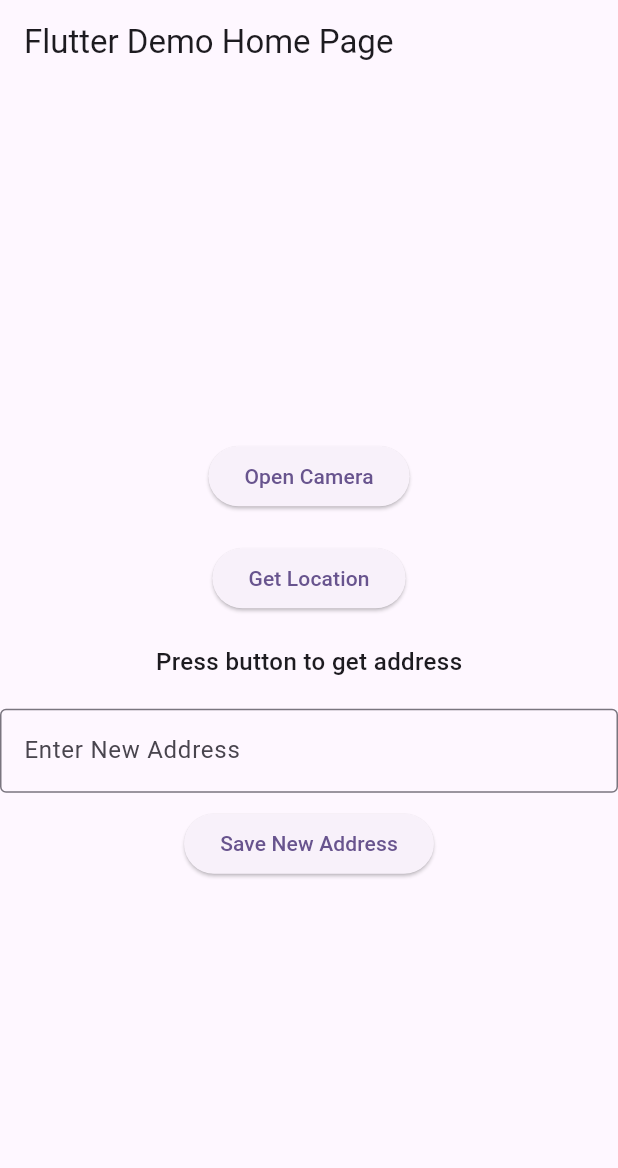
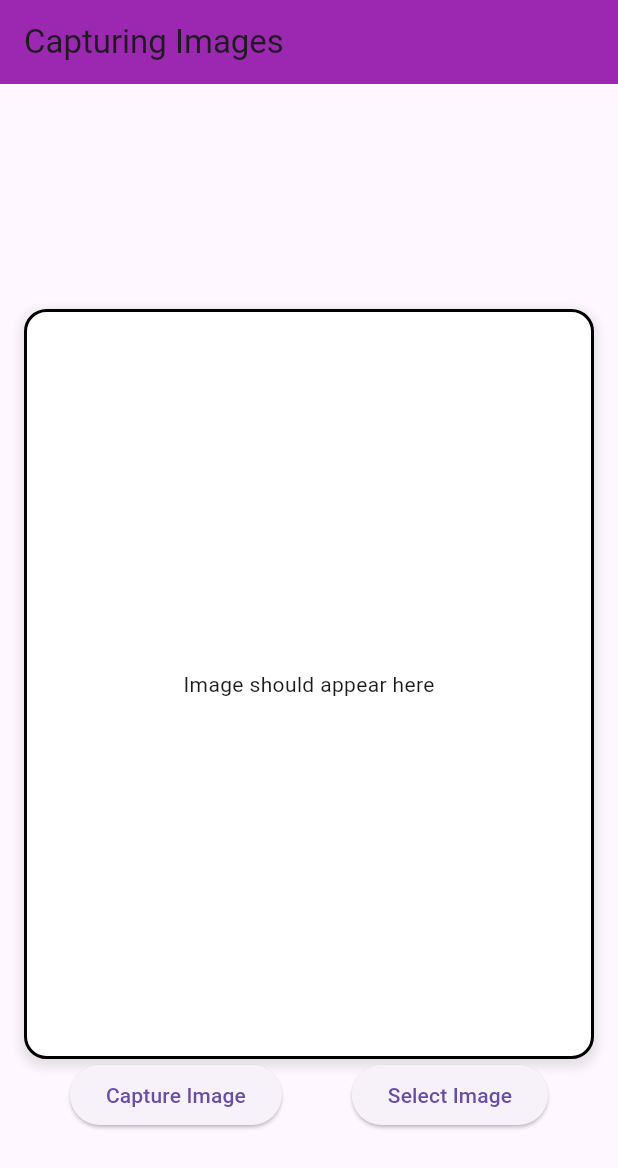
Before and after one commit to WelsonAA/lab-flutter-4, a Flutter app: the screen it shows after launch, on a phone screen of 412 x 824 dp. Shown: the top 1168 px of the screen. Run offline on Flutter 3.47's test engine with Material 3 defaults, Android fonts, the phone set to English and light mode, and no system bars; our stand-ins replace camera, permission_handler, shared_preferences.

Commit message:
lab done

```diff
--- a/lib/camera_screen.dart
+++ b/lib/camera_screen.dart
@@ -1,9 +1,12 @@
 import 'package:flutter/material.dart';
 import 'package:permission_handler/permission_handler.dart';
 import 'package:camera/camera.dart';
+import 'dart:io';
 
 class CameraScreen extends StatefulWidget {
-  const CameraScreen({super.key});
+  final Function(File) onImageCaptured; // Callback to return the image
+
+  const CameraScreen({super.key, required this.onImageCaptured});
 
   @override
   _CameraScreenState createState() => _CameraScreenState();
@@ -40,6 +43,14 @@ class _CameraScreenState extends State<CameraScreen> {
     }
   }
 
+  Future<void> _captureImage() async {
+    if (_controller != null) {
+      final XFile file = await _controller!.takePicture();
+      widget.onImageCaptured(File(file.path)); // Return the captured image to the parent screen
+      Navigator.pop(context); // Return to the previous screen after capturing the image
+    }
+  }
+
   @override
   Widget build(BuildContext context) {
     if (!_isCameraReady) {
@@ -58,9 +69,7 @@ class _CameraScreenState extends State<CameraScreen> {
             child: CameraPreview(_controller!),
           ),
           ElevatedButton(
-            onPressed: () {
-              // Handle taking a photo or other camera actions
-            },
+            onPressed: _captureImage,
             child: const Text("Capture"),
           ),
         ],
--- a/lib/main.dart
+++ b/lib/main.dart
@@ -1,175 +1,126 @@
+import 'dart:io';
+
 import 'package:flutter/material.dart';
-import 'package:geolocator/geolocator.dart';
-import 'package:geocoding/geocoding.dart';
-import 'package:permission_handler/permission_handler.dart';
-import 'package:shared_preferences/shared_preferences.dart'; // Import shared_preferences
+import 'package:shared_preferences/shared_preferences.dart';
+import 'camera_screen.dart';
 
 void main() {
   runApp(const MyApp());
 }
 
 class MyApp extends StatelessWidget {
-  const MyApp({super.key});
+  const MyApp({Key? key}) : super(key: key);
 
   @override
   Widget build(BuildContext context) {
     return MaterialApp(
-      title: 'Flutter Demo',
-      theme: ThemeData(
-        colorScheme: ColorScheme.fromSeed(seedColor: Colors.deepPurple),
-        useMaterial3: true,
-      ),
-      home: const MyHomePage(title: 'Flutter Demo Home Page'),
+      debugShowCheckedModeBanner: false,
+      home: ImageCaptureScreen(),
     );
   }
 }
 
-class MyHomePage extends StatefulWidget {
-  const MyHomePage({super.key, required this.title});
-
-  final String title;
-
+class ImageCaptureScreen extends StatefulWidget {
   @override
-  State<MyHomePage> createState() => _MyHomePageState();
+  _ImageCaptureScreenState createState() => _ImageCaptureScreenState();
 }
 
-class _MyHomePageState extends State<MyHomePage> {
-  String _address = 'Press button to get address';
-  TextEditingController _addressController = TextEditingController();
+class _ImageCaptureScreenState extends State<ImageCaptureScreen> {
+  File? _imageFile;
 
   @override
   void initState() {
     super.initState();
-    _loadAddress(); // Load the stored address when the app starts
+    _loadSavedImage();
   }
 
-  // Function to load stored address from SharedPreferences
-  Future<void> _loadAddress() async {
+  Future<void> _loadSavedImage() async {
     SharedPreferences prefs = await SharedPreferences.getInstance();
-    String? storedAddress = prefs.getString('address');
-    if (storedAddress != null) {
+    String? imagePath = prefs.getString('saved_image');
+    if (imagePath != null && File(imagePath).existsSync()) {
       setState(() {
-        _address = storedAddress;
+        _imageFile = File(imagePath);
       });
     }
   }
 
-  // Function to check and request location permission
-  Future<void> _checkLocationPermission() async {
-    var status = await Permission.location.status;
-
-    if (status.isGranted) {
-      _getLocation();
-    } else if (status.isDenied) {
-      var result = await Permission.location.request();
-      if (result.isGranted) {
-        _getLocation();
-      } else if (result.isPermanentlyDenied) {
-        ScaffoldMessenger.of(context).showSnackBar(
-          const SnackBar(
-            content: Text(
-                "Location permission is permanently denied. Please enable it in settings."),
-          ),
-        );
-        openAppSettings();
-      } else {
-        ScaffoldMessenger.of(context).showSnackBar(
-          const SnackBar(content: Text("Location permission is required.")),
-        );
-      }
-    } else if (status.isPermanentlyDenied) {
-      ScaffoldMessenger.of(context).showSnackBar(
-        const SnackBar(
-          content: Text(
-              "Location permission is permanently denied. Please enable it in settings."),
-        ),
-      );
-      openAppSettings();
-    }
-  }
-
-  // Function to get the location and reverse geocode it
-  Future<void> _getLocation() async {
-    Position position = await Geolocator.getCurrentPosition(
-      desiredAccuracy: LocationAccuracy.high,
-    );
-
-    List<Placemark> placemarks = await placemarkFromCoordinates(
-      position.latitude,
-      position.longitude,
-    );
-
+  // Callback function to handle image captured from CameraScreen
+  void _handleImageCaptured(File image) async {
     setState(() {
-      _address = '${placemarks.first.street}, '
-          '${placemarks.first.locality}, '
-          '${placemarks.first.administrativeArea}, '
-          '${placemarks.first.country}';
+      _imageFile = image;
     });
-
-    // Save the address in SharedPreferences
     SharedPreferences prefs = await SharedPreferences.getInstance();
-    prefs.setString('address', _address);
-  }
-
-  // Function to save a new address to SharedPreferences
-  Future<void> _saveNewAddress() async {
-    String newAddress = _addressController.text;
-    if (newAddress.isNotEmpty) {
-      SharedPreferences prefs = await SharedPreferences.getInstance();
-      prefs.setString('address', newAddress);
-      setState(() {
-        _address = newAddress;
-      });
-      ScaffoldMessenger.of(context).showSnackBar(
-        const SnackBar(content: Text("Address saved successfully!")),
-      );
-    } else {
-      ScaffoldMessenger.of(context).showSnackBar(
-        const SnackBar(content: Text("Please enter a valid address.")),
-      );
-    }
+    prefs.setString('saved_image', image.path);
   }
 
   @override
   Widget build(BuildContext context) {
     return Scaffold(
-      appBar: AppBar(title: Text(widget.title)),
-      body: Center(
-        child: Column(
-          mainAxisAlignment: MainAxisAlignment.center,
-          children: <Widget>[
-            ElevatedButton(
-              onPressed: () {
-                // You can navigate to the camera screen as before
-                // Navigator.push(context, MaterialPageRoute(builder: (context) => const CameraScreen()));
-              },
-              child: const Text("Open Camera"),
+      appBar: AppBar(
+        title: const Text('Capturing Images'),
+        backgroundColor: Colors.purple,
+      ),
+      body: Column(
+        children: [SizedBox(width: 150,height: 150),
+          Center(
+            child: Container(
+              width: 380,
+              height: 500,
+              decoration: BoxDecoration(
+                color: Colors.white, // Set the background color to white
+                border: Border.all(
+                  color: Colors.black, // Black border color
+                  width: 2, // Border width
+                ),
+                borderRadius: BorderRadius.circular(15), // Rounded corners
+                boxShadow: [
+                  BoxShadow(
+                    color: Colors.black.withOpacity(0.1), // Subtle shadow
+                    spreadRadius: 2, // Spread of the shadow
+                    blurRadius: 5, // Blur effect for the shadow
+                    offset: const Offset(0, 3), // Shadow position
+                  ),
+                ],
+              ),
+              child: _imageFile != null
+                  ? ClipRRect(
+                borderRadius: BorderRadius.circular(15), // Match border radius for rounded corners
+                child: Image.file(
+                  _imageFile!,
+                  fit: BoxFit.cover,
+                ),
+              )
+                  : const Center(child: Text('Image should appear here')),
             ),
-            const SizedBox(height: 20),
-            ElevatedButton(
-              onPressed: _checkLocationPermission, // Check location permission
-              child: const Text("Get Location"),
-            ),
-            const SizedBox(height: 20),
-            Text(
-              _address, // Display the current address
-              style: const TextStyle(fontSize: 16, fontWeight: FontWeight.w500),
-            ),
-            const SizedBox(height: 20),
-            TextField(
-              controller: _addressController,
-              decoration: const InputDecoration(
-                labelText: 'Enter New Address',
-                border: OutlineInputBorder(),
+          ),
+
+
+
+          Row(
+            mainAxisAlignment: MainAxisAlignment.spaceEvenly,
+            children: [
+              ElevatedButton(
+                onPressed: () {
+                  Navigator.push(
+                    context,
+                    MaterialPageRoute(
+                      builder: (context) => CameraScreen(
+                        onImageCaptured: _handleImageCaptured, // Pass callback to CameraScreen
+                      ),
+                    ),
+                  );
+                },
+                child: const Text('Capture Image'),
               ),
-            ),
-            const SizedBox(height: 10),
-            ElevatedButton(
-              onPressed: _saveNewAddress, // Save new address to SharedPreferences
-              child: const Text("Save New Address"),
-            ),
-          ],
-        ),
+              ElevatedButton(
+                onPressed: () {
+
+                },
+                child: const Text('Select Image'),
+              ),
+            ],
+          ),
+        ],
       ),
     );
   }
--- a/pubspec.yaml
+++ b/pubspec.yaml
@@ -30,14 +30,10 @@ environment:
 dependencies:
   flutter:
     sdk: flutter
-  sqflite: ^2.4.1
-  sqflite_common_ffi: ^2.0.0+4  # sqflite_common_ffi for desktop (Windows/macOS/Linux)
-  sqflite_common_ffi_web: ^0.4.5+4
   permission_handler: ^10.0.0
-  geolocator: ^13.0.2
-  geocoding: ^2.0.5
   camera: ^0.10.0+4  # Ensure this line is added
   shared_preferences: ^2.0.17
+  path_provider: ^2.0.11
 
 
 
```
Also changed, not shown: 1 other file.
